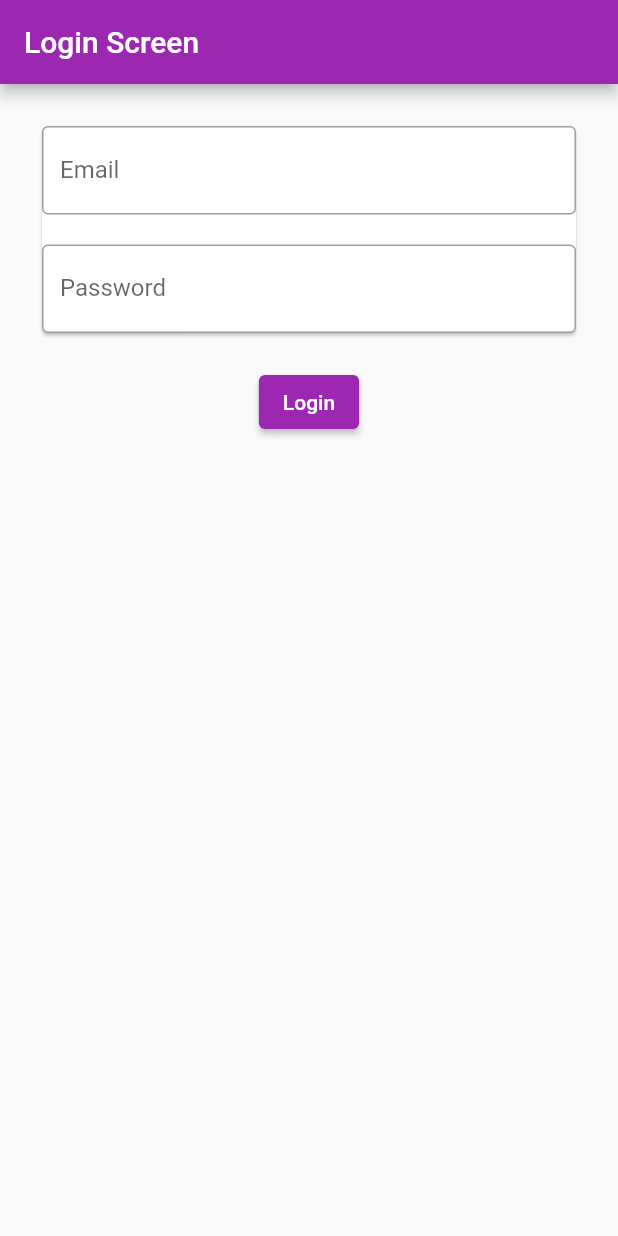
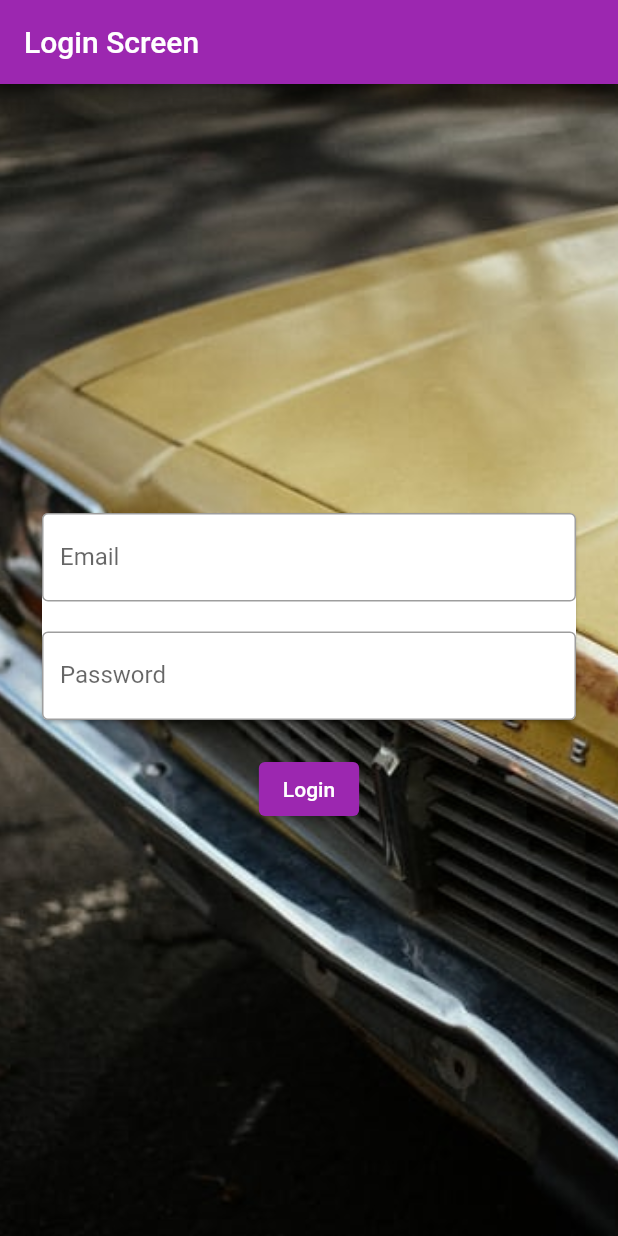
Before and after one commit to me-aditya/First-flutter-app, a Flutter app: the screen it shows after launch, on a phone screen of 412 x 824 dp. Run offline on Flutter 3.47's test engine with Material 2 defaults, Android fonts, the phone set to English and light mode, and no system bars.

```diff
--- a/lib/main.dart
+++ b/lib/main.dart
@@ -1,4 +1,5 @@
 import 'package:flutter/material.dart';
+import 'package:flutter_first/pages/homepage.dart';
 import 'pages/login_page.dart';
 
 void main() {
@@ -8,5 +9,6 @@ void main() {
     theme: ThemeData(
       primarySwatch: Colors.purple,
     ),
+
   ));
 }
--- a/lib/pages/login_page.dart
+++ b/lib/pages/login_page.dart
@@ -1,4 +1,5 @@
 import 'package:flutter/material.dart';
+import 'package:flutter_first/bgImage.dart';
 import 'package:flutter_first/login_page_card.dart';
 
 class LoginPage extends StatefulWidget {
@@ -15,6 +16,11 @@ class _LoginPageState extends State<LoginPage> {
         appBar: AppBar(
           title: Text("Login Screen"),
         ),
-        body: LoginPageCard());
+        body: Stack(fit: StackFit.expand, children: <Widget>[
+          BgImage(),
+          Center(
+            child: LoginPageCard(),
+          ),
+        ]));
   }
 }
```
Also changed, not shown: lib/login_page_card.dart (+7 -1 lines).
